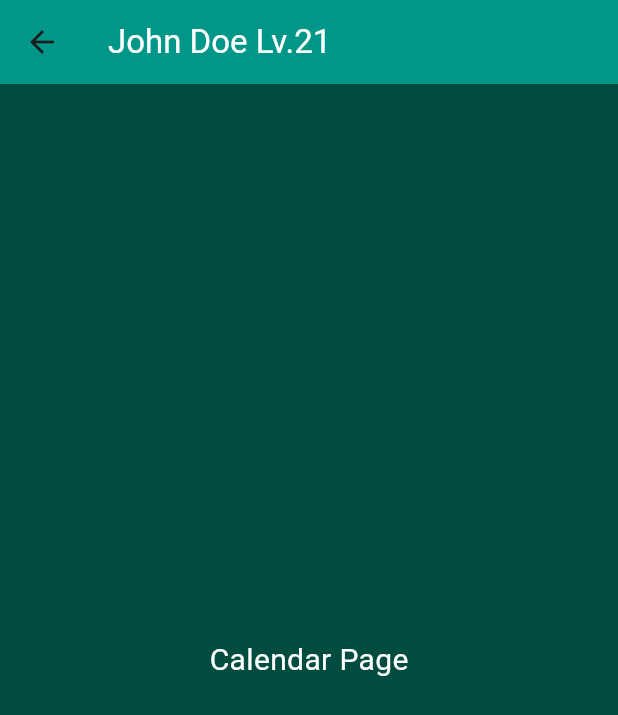
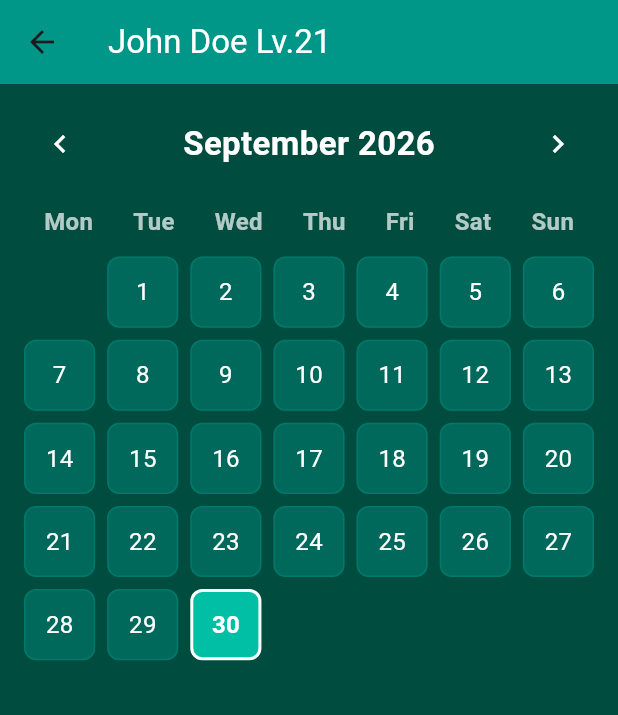
Before and after one commit to m1k3br4n6/fitness_slayer_app_s6, a Flutter app: the Calendar screen opened directly, on a phone screen of 412 x 824 dp. Shown: the top 715 px of the screen. Run offline on Flutter 3.47's test engine with Material 3 defaults, Android fonts, the phone set to English and light mode, and no system bars; our stand-ins replace firebase_core; accounts and stored records are empty.

Commit message:
Basic calendar that just displays the current date.

```diff
--- a/analysis_options.yaml
+++ b/analysis_options.yaml
@@ -7,6 +7,15 @@
 
 # The following line activates a set of recommended lints for Flutter apps,
 # packages, and plugins designed to encourage good coding practices.
+analyzer:
+  exclude:
+    - build/**
+    - android/**
+    - ios/**
+    - web/**
+    - windows/**
+    - macos/**
+    - linux/**
 include: package:flutter_lints/flutter.yaml
 
 linter:
--- a/lib/screens/planning/calendar.dart
+++ b/lib/screens/planning/calendar.dart
@@ -6,20 +6,95 @@ class Calendar extends StatelessWidget {
 
   @override
   Widget build(BuildContext context) {
+    final daysOfWeek = ['Mon', 'Tue', 'Wed', 'Thu', 'Fri', 'Sat', 'Sun'];
+    const totalDays = 30;
+    const startDayOffset = 1; // offset for starting day of the week
+
     return Scaffold(
       appBar: const MyAppBar(
         title: 'John Doe Lv.21',
       ),
       backgroundColor: Colors.teal[900],
-      body: Center(
+      body: Padding(
+        padding: const EdgeInsets.all(16.0),
         child: Column(
-          mainAxisAlignment: MainAxisAlignment.center,
           children: [
-            const Text(
-              'Calendar Page',
-              style: TextStyle(
-                color: Colors.white,
-                fontSize: 20,
+            // Month Header
+            Row(
+              mainAxisAlignment: MainAxisAlignment.spaceBetween,
+              children: [
+                IconButton(
+                  icon: const Icon(Icons.chevron_left, color: Colors.white),
+                  onPressed: () {},
+                ),
+                const Text(
+                  'September 2026',
+                  style: TextStyle(
+                    color: Colors.white,
+                    fontSize: 22,
+                    fontWeight: FontWeight.bold,
+                  ),
+                ),
+                IconButton(
+                  icon: const Icon(Icons.chevron_right, color: Colors.white),
+                  onPressed: () {},
+                ),
+              ],
+            ),
+            const SizedBox(height: 16),
+
+            // Days of Week Header
+            Row(
+              mainAxisAlignment: MainAxisAlignment.spaceAround,
+              children: daysOfWeek
+                  .map((day) => Text(
+                        day,
+                        style: const TextStyle(
+                          color: Colors.white70,
+                          fontWeight: FontWeight.bold,
+                          fontSize: 16,
+                        ),
+                      ))
+                  .toList(),
+            ),
+            const SizedBox(height: 12),
+
+            // Calendar Grid
+            Expanded(
+              child: GridView.builder(
+                gridDelegate: const SliverGridDelegateWithFixedCrossAxisCount(
+                  crossAxisCount: 7,
+                  crossAxisSpacing: 8,
+                  mainAxisSpacing: 8,
+                ),
+                itemCount: totalDays + startDayOffset,
+                itemBuilder: (context, index) {
+                  if (index < startDayOffset) {
+                    return const SizedBox.shrink();
+                  }
+                  final dayNumber = index - startDayOffset + 1;
+                  final isToday = dayNumber == 30; // highlight current day (e.g. 30th)
+
+                  return Container(
+                    decoration: BoxDecoration(
+                      color: isToday ? Colors.tealAccent[700] : Colors.teal[800],
+                      borderRadius: BorderRadius.circular(8),
+                      border: Border.all(
+                        color: isToday ? Colors.white : Colors.teal[700]!,
+                        width: isToday ? 2 : 1,
+                      ),
+                    ),
+                    alignment: Alignment.center,
+                    child: Text(
+                      '$dayNumber',
+                      style: TextStyle(
+                        color: Colors.white,
+                        fontWeight: isToday ? FontWeight.bold : FontWeight.normal,
+                        fontSize: 16,
+                      ),
+                    ),
+                  );
+                },
               ),
             ),
           ],
```
